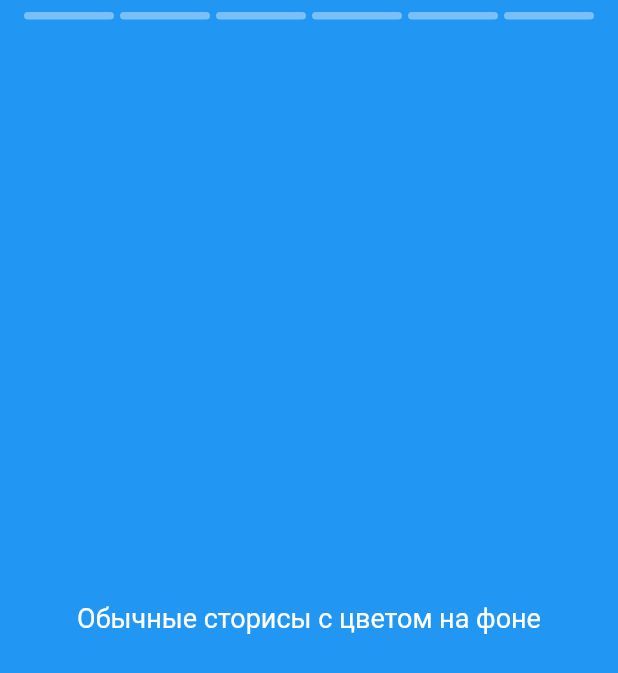
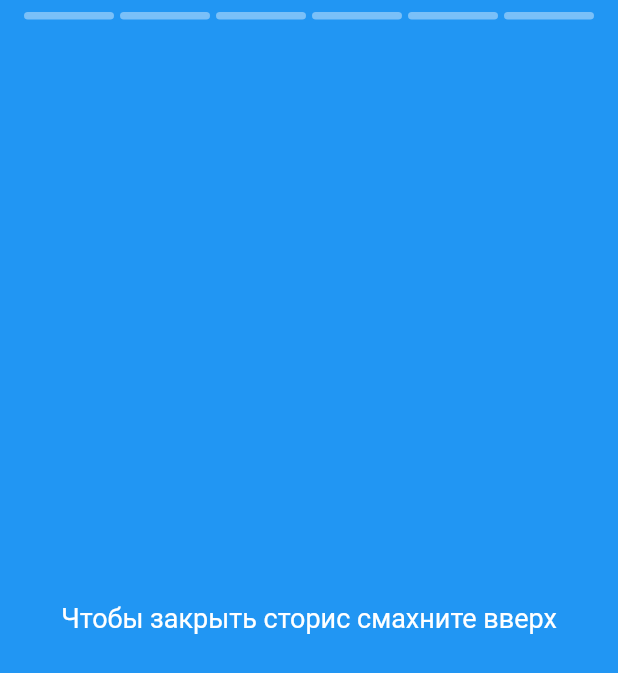
Before and after one commit to ru-martynov/rshb, a Flutter app: the Home screen opened directly, after a tap on "Посмотреть все", on a phone screen of 412 x 824 dp. Shown: the top 673 px of the screen. Run offline on Flutter 3.47's test engine with Material 2 defaults, Android fonts, the light colour scheme and no system bars; drawn by our look-alikes of story_view; our stand-ins replace introduction_screen; missing offline and left inert: swipe.

Commit message:
Add pages

```diff
--- a/lib/VideosTab/stories.dart
+++ b/lib/VideosTab/stories.dart
@@ -29,7 +29,7 @@ class _MoreStoriesState extends State<MoreStories> {
           child: StoryView(
             storyItems: [
               StoryItem.text(
-                title: "Обычные сторисы с цветом на фоне",
+                title: "Чтобы закрыть сторис смахните вверх",
                 backgroundColor: Colors.blue,
               ),
               StoryItem.text(
@@ -65,17 +65,11 @@ class _MoreStoriesState extends State<MoreStories> {
             ],
             onStoryShow: (s) {
               print("Showing a story");
-              const Expanded(
-                child: Align(
-                  alignment: FractionalOffset.bottomCenter,
-                  child: Text('Смахните вверх, чтобы закрыть'),
-                ),
-              );
             },
             onComplete: () {
               print("Completed a cycle");
               Navigator.of(context)
-                  .push(MaterialPageRoute(builder: (context) => HomePage()));
+                  .push(MaterialPageRoute(builder: (context) => VideosPage()));
             },
             progressPosition: ProgressPosition.top,
             repeat: false,
--- a/lib/VideosTab/videos_tab.dart
+++ b/lib/VideosTab/videos_tab.dart
@@ -1,10 +1,18 @@
 import 'package:flutter/material.dart';
 import 'package:rshb/VideosTab/stories.dart';
 import 'package:story_view/story_view.dart';
+import 'videos_detail_tab.dart';
 
-void main() => runApp(HomePage());
+void main() => runApp(VideosPage());
 
-class HomePage extends StatelessWidget {
+class VideosPage extends StatelessWidget {
+  static const title = 'Видео';
+  static const androidIcon = Icon(Icons.video_library);
+  static const iosIcon = Icon(Icons.video_library);
+
+  const VideosPage({Key? key, this.androidDrawer}) : super(key: key);
+
+  final Widget? androidDrawer;
   // This widget is the root of your application.
   @override
   Widget build(BuildContext context) {
@@ -67,31 +75,6 @@ class Home extends StatelessWidget {
                     //     ),
                     //   ),
                     // ),
-                    // StoryItem.inlineImage(
-                    //   url:
-                    //       "https://www.timacad.ru/uploads/media/cache/full_image/uploads/images/20191021/1571646016_%D0%9C%D0%BE%D0%BD%D1%82%D0%B0%D0%B6%D0%BD%D0%B0%D1%8F%20%D0%BE%D0%B1%D0%BB%D0%B0%D1%81%D1%82%D1%8C%201-100.jpg",
-                    //   controller: controller,
-                    //   caption: Text(
-                    //     "Omotuo & Nkatekwan; You will love this meal if taken as supper.",
-                    //     style: TextStyle(
-                    //       color: Colors.white,
-                    //       backgroundColor: Colors.black54,
-                    //       fontSize: 17,
-                    //     ),
-                    //   ),
-                    // ),
-                    // StoryItem.inlineImage(
-                    //   Image.network()
-                    //   controller: controller,
-                    //   caption: const Text(
-                    //     "Hektas, sektas and skatad",
-                    //     style: TextStyle(
-                    //       color: Colors.white,
-                    //       backgroundColor: Colors.black54,
-                    //       fontSize: 17,
-                    //     ),
-                    //   ),
-                    // )
                   ],
                   onStoryShow: (s) {
                     print("Showing a story");
@@ -107,8 +90,12 @@ class Home extends StatelessWidget {
               Material(
                 child: InkWell(
                   onTap: () {
-                    Navigator.of(context).push(
-                        MaterialPageRoute(builder: (context) => MoreStories()));
+                    Navigator.push(
+                      context,
+                      MaterialPageRoute(
+                        builder: (context) => MoreStories(),
+                      ),
+                    );
                   },
                   child: Container(
                     decoration: BoxDecoration(
--- a/lib/main.dart
+++ b/lib/main.dart
@@ -8,7 +8,8 @@ import 'package:flutter/foundation.dart';
 import 'package:flutter/material.dart';
 import 'package:flutter/services.dart';
 import 'package:introduction_screen/introduction_screen.dart';
-import 'VideosTab/videos_tab.dart';
+// import 'VideosTab/videos_tab.dart';
+import 'first_tab.dart';
 
 // Main class
 void main() => runApp(const App());
@@ -43,7 +44,7 @@ class _OnBoardingPageState extends State<OnBoardingPage> {
 
   void _onIntroEnd(context) {
     Navigator.of(context).push(
-      MaterialPageRoute(builder: (_) => HomePage()),
+      MaterialPageRoute(builder: (_) => MyAdaptingApp()),
     );
   }
 
--- a/pubspec.yaml
+++ b/pubspec.yaml
@@ -38,6 +38,11 @@ dependencies:
   flutter_story_list: ^1.0.4+2
   story_view: ^0.13.2
   swipe: ^0.0.1
+  webview_flutter: ^3.0.2
+  cached_network_image: ^3.2.0
+  flutter_lorem: ^2.0.0
+  english_words: ^4.0.0
+  russian_words: ^0.2.0
 
 dev_dependencies:
   flutter_test:
```
Also changed, not shown: pubspec.lock, 5 other files.
